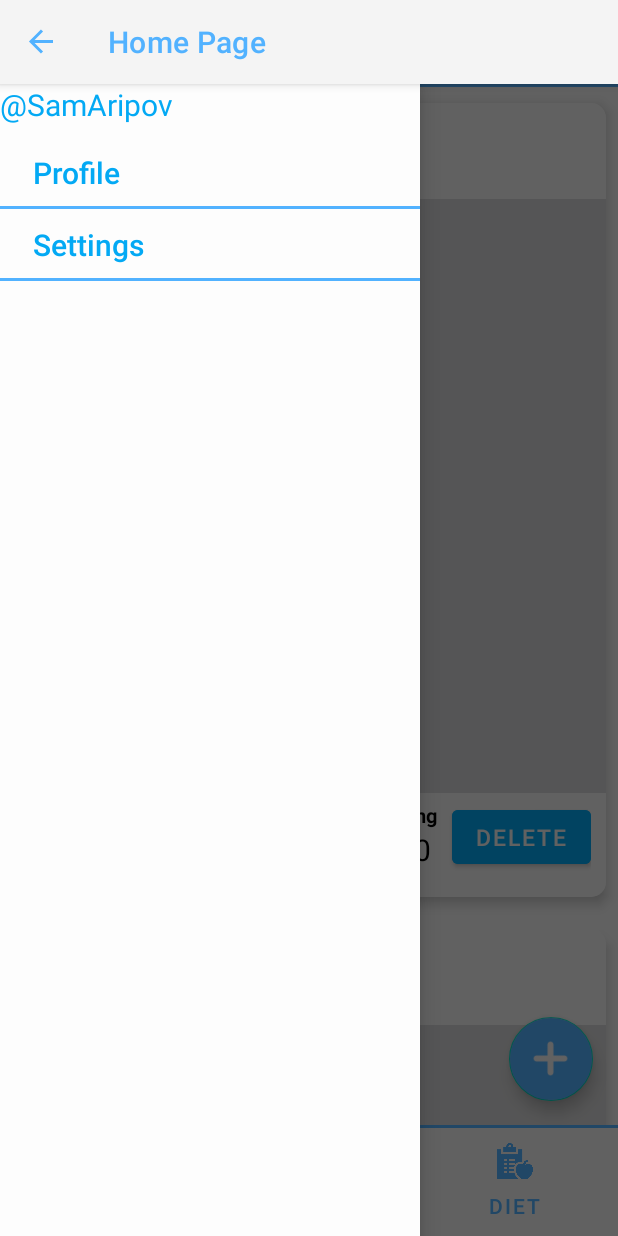
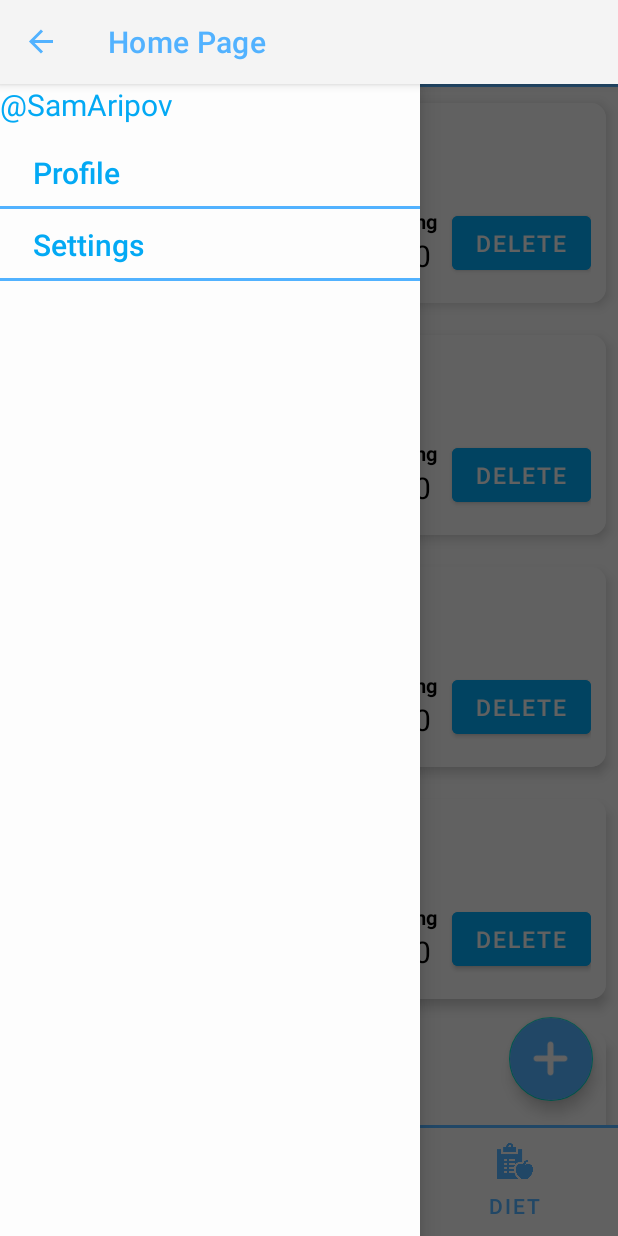
Before and after one commit to SirojiddinAripov/WorkOutApp, an Android app: the HomeFragment screen opened directly, with no data from a screen before it, with the side drawer open, on a phone screen of 412 x 824 dp. Run offline under Robolectric (Android 15) with nearby library versions, the light colour scheme and no system bars; 1 statement that could not run was skipped.

Commit message:
Creating a daily log is functional but needs to be checked for blanks

```diff
--- a/app/src/main/AndroidManifest.xml
+++ b/app/src/main/AndroidManifest.xml
@@ -3,6 +3,7 @@
     xmlns:tools="http://schemas.android.com/tools">
     <uses-permission android:name="android.permission.MANAGE_EXTERNAL_STORAGE" />
     <uses-permission android:name="android.permission.READ_EXTERNAL_STORAGE" />
+    <uses-permission android:name="android.permission.WRITE_EXTERNAL_STORAGE" />
 
     <application
         android:allowBackup="true"
--- a/app/src/main/java/com/example/workoutapp/DailyLog.kt
+++ b/app/src/main/java/com/example/workoutapp/DailyLog.kt
@@ -8,7 +8,7 @@ class DailyLog(
     val date: String?,
     val time: String?,
     val dayRating: Int,
-    val imageSrcId: Int,
+    val imageSrcUri: Uri,
     val title: String?,
     val description: String?
 ): Parcelable {
@@ -16,7 +16,7 @@ class DailyLog(
         parcel.readString(),
         parcel.readString(),
         parcel.readInt(),
-        parcel.readInt(),
+        parcel.readParcelable(Uri::class.java.classLoader)!!,
         parcel.readString(),
         parcel.readString()
     ) {
@@ -26,7 +26,7 @@ class DailyLog(
         parcel.writeString(date)
         parcel.writeString(time)
         parcel.writeInt(dayRating)
-        parcel.writeInt(imageSrcId)
+        parcel.writeParcelable(imageSrcUri, flags)
         parcel.writeString(title)
         parcel.writeString(description)
     }
--- /dev/null
+++ b/app/src/main/java/com/example/workoutapp/Globals.kt
@@ -0,0 +1,4 @@
+package com.example.workoutapp
+
+lateinit var folderName: String
+var dailyLogsList = mutableListOf<DailyLog>()
--- a/app/src/main/java/com/example/workoutapp/HomeCardDetail.kt
+++ b/app/src/main/java/com/example/workoutapp/HomeCardDetail.kt
@@ -29,7 +29,9 @@ class HomeCardDetail: AppCompatActivity() {
         ratingView.text = "${dailyLog?.dayRating}/10"
 
         imageButton = findViewById(R.id.image_button)
-        dailyLog?.imageSrcId?.let { imageButton.setImageResource(it) }
+        if (dailyLog != null) {
+            imageButton.setImageURI(dailyLog.imageSrcUri)
+        }
 
         dateView = findViewById(R.id.date)
         dateView.text = dailyLog?.date
--- a/app/src/main/java/com/example/workoutapp/HomePageRecyclerViewAdapter.kt
+++ b/app/src/main/java/com/example/workoutapp/HomePageRecyclerViewAdapter.kt
@@ -2,7 +2,6 @@ package com.example.workoutapp
 
 import android.annotation.SuppressLint
 import android.content.Intent
-import android.util.Log
 import android.view.LayoutInflater
 import android.view.View
 import android.view.ViewGroup
@@ -10,7 +9,6 @@ import android.widget.Button
 import android.widget.ImageButton
 import android.widget.TextView
 import androidx.recyclerview.widget.RecyclerView
-import java.io.Serializable
 
 class HomePageRecyclerViewAdapter(private val dailyLogs: MutableList<DailyLog>) : RecyclerView.Adapter<HomePageRecyclerViewAdapter.ViewHolder>(){
 
@@ -42,7 +40,7 @@ class HomePageRecyclerViewAdapter(private val dailyLogs: MutableList<DailyLog>)
         dateTextView.text = dailyLog.date
 
         val imageButtonView = holder.imageButton
-        imageButtonView.setImageResource(dailyLog.imageSrcId)
+        imageButtonView.setImageURI(dailyLog.imageSrcUri)
         imageButtonView.setOnClickListener{
             val context = holder.itemView.context
             val intent = Intent(context , HomeCardDetail::class.java)
--- a/app/src/main/java/com/example/workoutapp/MainActivity.kt
+++ b/app/src/main/java/com/example/workoutapp/MainActivity.kt
@@ -1,12 +1,11 @@
 package com.example.workoutapp
 
-import android.content.Context
+import com.example.workoutapp.folderName as folderName
 import android.graphics.Color
 import android.os.Bundle
 import android.text.Html
 import android.util.Log
 import android.view.MenuItem
-import android.widget.Toast
 import androidx.appcompat.app.ActionBarDrawerToggle
 import androidx.appcompat.app.AppCompatActivity
 import androidx.core.content.ContextCompat
@@ -22,14 +21,12 @@ class MainActivity : AppCompatActivity() {
     private lateinit var toggle: ActionBarDrawerToggle
     private lateinit var navView: NavigationView
     private lateinit var drawerLayout: DrawerLayout
-
     override fun onCreate(savedInstanceState: Bundle?) {
         super.onCreate(savedInstanceState)
         setContentView(R.layout.activity_main)
 
         val secondaryColorHex: String = String.format("#%06X", 0xFFFFFF and ContextCompat.getColor(this@MainActivity, R.color.colorSecondary))
-        Log.v("54564:","<font color='#$secondaryColorHex'>Home Page</font>")
-        intent.getStringExtra("Folder-Location")
+        folderName = intent.getStringExtra("Folder-Location").toString()
         supportActionBar?.title = Html.fromHtml("<bold><font color='$secondaryColorHex'>Home Page</font></bold>")
         supportActionBar?.setBackgroundDrawable(ContextCompat.getDrawable(this@MainActivity, R.color.white))
 
--- a/app/src/main/java/com/example/workoutapp/fragments/HomeFragment.kt
+++ b/app/src/main/java/com/example/workoutapp/fragments/HomeFragment.kt
@@ -1,6 +1,7 @@
 package com.example.workoutapp.fragments
 
 import android.content.Intent
+import android.net.Uri
 import android.os.Build
 import android.os.Bundle
 import android.view.LayoutInflater
@@ -12,14 +13,15 @@ import androidx.recyclerview.widget.LinearLayoutManager
 import androidx.recyclerview.widget.RecyclerView
 import com.example.workoutapp.CreatePost
 import com.example.workoutapp.DailyLog
-import com.example.workoutapp.HomeCardDetail
 import com.example.workoutapp.R
 import com.example.workoutapp.HomePageRecyclerViewAdapter
+import com.example.workoutapp.dailyLogsList
 import com.google.android.material.floatingactionbutton.FloatingActionButton
 import java.time.LocalTime
 import java.util.Calendar
 
 class HomeFragment : Fragment() {
+    private lateinit var recyclerView: RecyclerView
     override fun onCreateView(inflater: LayoutInflater, container: ViewGroup?, savedInstanceState: Bundle?): View? {
         return inflater.inflate(R.layout.home_fragment, container, false)
     }
@@ -27,21 +29,22 @@ class HomeFragment : Fragment() {
     override fun onViewCreated(view: View, savedInstanceState: Bundle?) {
         super.onViewCreated(view, savedInstanceState)
 
-        val recyclerView : RecyclerView = view.findViewById(R.id.daily_logs)
-        val dailyLogsList = mutableListOf<DailyLog>()
-
-        for(i in 0 .. 100){
+        recyclerView = view.findViewById(R.id.daily_logs)
+        if(dailyLogsList.size == 0) {
+            for (i in 0..10) {
                 dailyLogsList.add(
                     DailyLog(
                         getCurrentDate(),
                         getCurrentTime(),
                         (1..10).random(),
-                    R.drawable.work_out_man,
+                        Uri.parse("nflerkjghfisu"),
                         "Title: $i",
-                    "Description: $i"))
+                        "Description: $i"
+                    )
+                )
+            }
         }
         val adapter = HomePageRecyclerViewAdapter(dailyLogsList)
-
         recyclerView.layoutManager = LinearLayoutManager(context)
         recyclerView.adapter = adapter
 
@@ -52,6 +55,11 @@ class HomeFragment : Fragment() {
         }
     }
 
+    override fun onResume() {
+        super.onResume()
+        recyclerView.layoutManager = LinearLayoutManager(context)
+        recyclerView.adapter = HomePageRecyclerViewAdapter(dailyLogsList)
+    }
     private fun getCurrentDate(): String {
         val calendar = Calendar.getInstance()
         val day: String = String.format("%02d", calendar.get(Calendar.DAY_OF_MONTH))
```
Also changed, not shown: app/src/main/java/com/example/workoutapp/CreatePost.kt (+35 -14 lines), app/src/main/res/layout/create_post_layout.xml (+60 -24 lines). Lines whose indentation alone changed are shown as unchanged.
